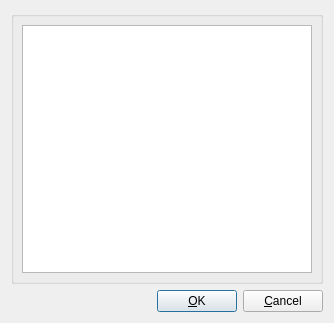
Before: the Qt Designer form src/desktop/forms/AvatarsUI.ui in arabine/icl, drawn with Qt 5.
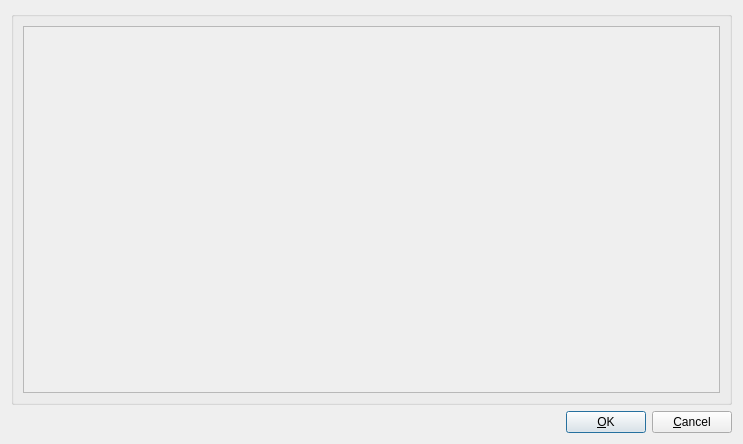
After: the same form once the commit is applied.

Commit message: Updated Options dialog, avatars window is now initialized at startup

```diff
--- a/src/desktop/forms/AvatarsUI.ui
+++ b/src/desktop/forms/AvatarsUI.ui
@@ -9,61 +9,35 @@
    <rect>
     <x>0</x>
     <y>0</y>
-    <width>334</width>
-    <height>323</height>
+    <width>743</width>
+    <height>444</height>
    </rect>
   </property>
   <property name="windowTitle">
    <string>Avatars</string>
   </property>
-  <layout class="QGridLayout" name="gridLayout">
+  <layout class="QGridLayout" name="gridLayout_2">
    <item row="0" column="0">
     <widget class="QGroupBox" name="groupBox">
      <property name="title">
       <string/>
      </property>
-     <layout class="QGridLayout">
-      <property name="leftMargin">
-       <number>8</number>
-      </property>
-      <property name="topMargin">
-       <number>8</number>
-      </property>
-      <property name="rightMargin">
-       <number>8</number>
-      </property>
-      <property name="bottomMargin">
-       <number>8</number>
-      </property>
-      <property name="spacing">
-       <number>6</number>
-      </property>
+     <layout class="QGridLayout" name="gridLayout">
       <item row="0" column="0">
-       <widget class="QListWidget" name="avatarsList">
-        <property name="locale">
-         <locale language="French" country="France"/>
-        </property>
-        <property name="autoScroll">
+       <widget class="QScrollArea" name="avatarsList">
+        <property name="widgetResizable">
          <bool>true</bool>
         </property>
-        <property name="editTriggers">
-         <set>QAbstractItemView::NoEditTriggers</set>
-        </property>
-        <property name="showDropIndicator" stdset="0">
-         <bool>false</bool>
-        </property>
-        <property name="dragDropMode">
-         <enum>QAbstractItemView::DragDrop</enum>
-        </property>
-        <property name="movement">
-         <enum>QListView::Snap</enum>
-        </property>
-        <property name="resizeMode">
-         <enum>QListView::Fixed</enum>
-        </property>
-        <property name="viewMode">
-         <enum>QListView::IconMode</enum>
-        </property>
+        <widget class="QWidget" name="scrollAreaWidgetContents">
+         <property name="geometry">
+          <rect>
+           <x>0</x>
+           <y>0</y>
+           <width>695</width>
+           <height>359</height>
+          </rect>
+         </property>
+        </widget>
        </widget>
       </item>
      </layout>
```
The commit also changes 3 other files.
